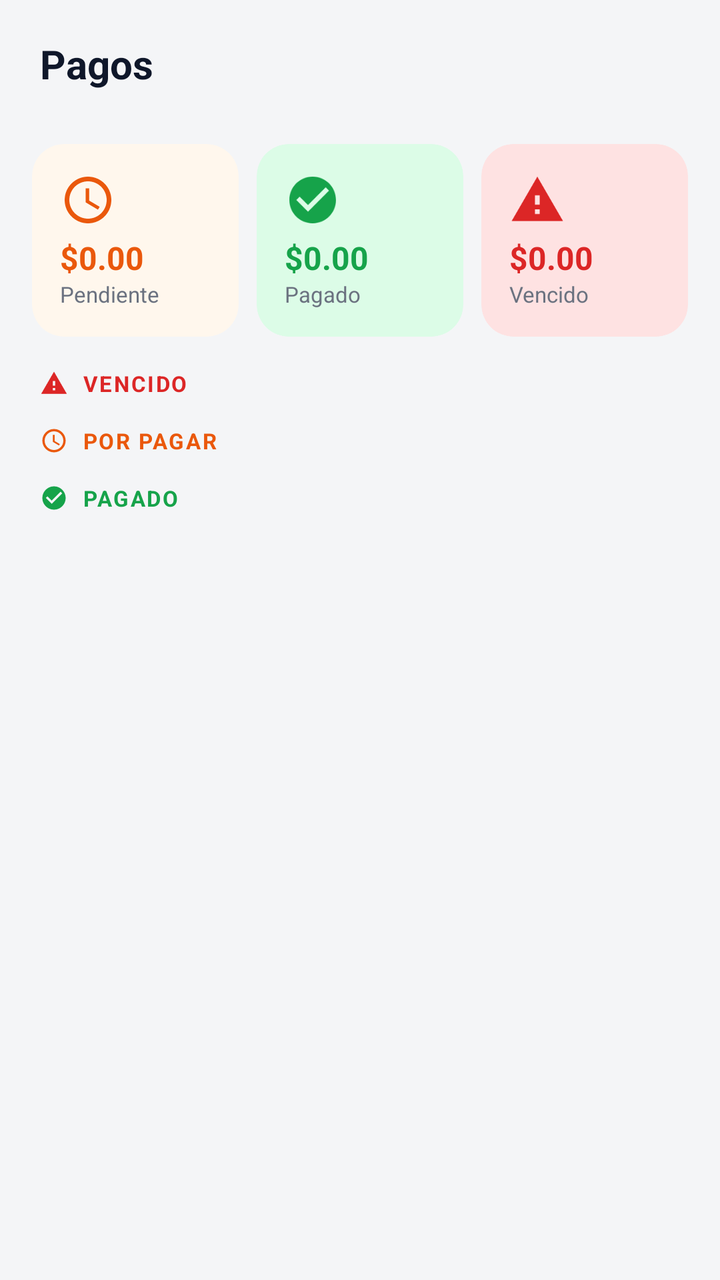
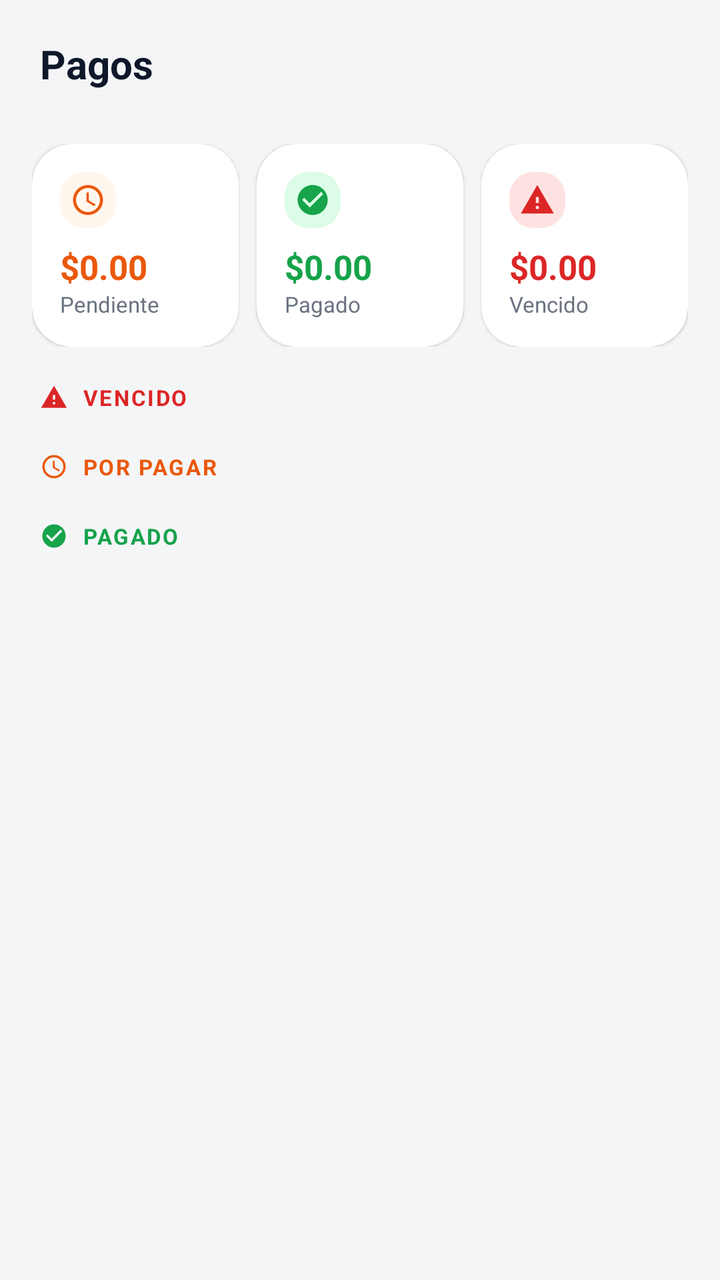

An Android layout rendered at two revisions. The XML below is the earlier revision; the diff shows what the commit changed to produce the second picture.
<!-- AndroidManifest.xml: application theme Theme.SubManager -->
<!-- res/layout/fragment_alertas.xml -->
<?xml version="1.0" encoding="utf-8"?>
<androidx.coordinatorlayout.widget.CoordinatorLayout
    xmlns:android="http://schemas.android.com/apk/res/android"
    xmlns:app="http://schemas.android.com/apk/res-auto"
    android:layout_width="match_parent"
    android:layout_height="match_parent"
    android:background="@color/background">

    
    <com.google.android.material.appbar.AppBarLayout
        android:id="@+id/appBarLayout"
        android:layout_width="match_parent"
        android:layout_height="wrap_content"
        android:background="@color/background"
        app:elevation="0dp">

        <androidx.appcompat.widget.Toolbar
            android:id="@+id/toolbarAlertas"
            android:layout_width="match_parent"
            android:layout_height="?attr/actionBarSize"
            android:background="@color/background"
            app:contentInsetStart="20dp">

            <TextView
                android:layout_width="wrap_content"
                android:layout_height="wrap_content"
                android:text="@string/nav_payments"
                android:textColor="@color/text_primary"
                android:textSize="20sp"
                android:textStyle="bold" />

        </androidx.appcompat.widget.Toolbar>
    </com.google.android.material.appbar.AppBarLayout>

    
    <androidx.core.widget.NestedScrollView
        android:layout_width="match_parent"
        android:layout_height="match_parent"
        android:overScrollMode="never"
        android:paddingBottom="90dp"
        android:clipToPadding="false"
        app:layout_behavior="@string/appbar_scrolling_view_behavior">

        <LinearLayout
            android:layout_width="match_parent"
            android:layout_height="wrap_content"
            android:orientation="vertical">

            
            <LinearLayout
                android:layout_width="match_parent"
                android:layout_height="wrap_content"
                android:orientation="horizontal"
                android:paddingHorizontal="16dp"
                android:paddingTop="8dp"
                android:paddingBottom="16dp">

                
                <androidx.cardview.widget.CardView
                    android:layout_width="0dp"
                    android:layout_height="wrap_content"
                    android:layout_weight="1"
                    android:layout_marginEnd="6dp"
                    app:cardCornerRadius="16dp"
                    app:cardElevation="0dp"
                    app:cardBackgroundColor="#FFF7ED">

                    <LinearLayout
                        android:layout_width="match_parent"
                        android:layout_height="wrap_content"
                        android:orientation="vertical"
                        android:padding="14dp">

                        <ImageView
                            android:layout_width="28dp"
                            android:layout_height="28dp"
                            android:src="@drawable/ic_clock"
                            android:tint="#EA580C"
                            android:contentDescription="@null" />

                        <TextView
                            android:id="@+id/tvTotalPendiente"
                            android:layout_width="wrap_content"
                            android:layout_height="wrap_content"
                            android:text="$0.00"
                            android:textColor="#EA580C"
                            android:textSize="16sp"
                            android:textStyle="bold"
                            android:layout_marginTop="4dp" />

                        <TextView
                            android:layout_width="wrap_content"
                            android:layout_height="wrap_content"
                            android:text="@string/status_pending"
                            android:textColor="@color/text_muted"
                            android:textSize="11sp" />
                    </LinearLayout>
                </androidx.cardview.widget.CardView>

                
                <androidx.cardview.widget.CardView
                    android:layout_width="0dp"
                    android:layout_height="wrap_content"
                    android:layout_weight="1"
                    android:layout_marginHorizontal="3dp"
                    app:cardCornerRadius="16dp"
                    app:cardElevation="0dp"
                    app:cardBackgroundColor="@color/success_bg">

                    <LinearLayout
                        android:layout_width="match_parent"
                        android:layout_height="wrap_content"
                        android:orientation="vertical"
                        android:padding="14dp">

                        <ImageView
                            android:layout_width="28dp"
                            android:layout_height="28dp"
                            android:src="@drawable/ic_check_circle"
                            android:tint="@color/success"
                            android:contentDescription="@null" />

                        <TextView
                            android:id="@+id/tvTotalPagado"
                            android:layout_width="wrap_content"
                            android:layout_height="wrap_content"
                            android:text="$0.00"
                            android:textColor="@color/success"
                            android:textSize="16sp"
                            android:textStyle="bold"
                            android:layout_marginTop="4dp" />

                        <TextView
                            android:layout_width="wrap_content"
                            android:layout_height="wrap_content"
                            android:text="@string/status_paid"
                            android:textColor="@color/text_muted"
                            android:textSize="11sp" />
                    </LinearLayout>
                </androidx.cardview.widget.CardView>

                
                <androidx.cardview.widget.CardView
                    android:layout_width="0dp"
                    android:layout_height="wrap_content"
                    android:layout_weight="1"
                    android:layout_marginStart="6dp"
                    app:cardCornerRadius="16dp"
                    app:cardElevation="0dp"
                    app:cardBackgroundColor="@color/error_bg">

                    <LinearLayout
                        android:layout_width="match_parent"
                        android:layout_height="wrap_content"
                        android:orientation="vertical"
                        android:padding="14dp">

                        <ImageView
                            android:layout_width="28dp"
                            android:layout_height="28dp"
                            android:src="@drawable/ic_warning"
                            android:tint="@color/error"
                            android:contentDescription="@null" />

                        <TextView
                            android:id="@+id/tvTotalVencido"
                            android:layout_width="wrap_content"
                            android:layout_height="wrap_content"
                            android:text="$0.00"
                            android:textColor="@color/error"
                            android:textSize="16sp"
                            android:textStyle="bold"
                            android:layout_marginTop="4dp" />

                        <TextView
                            android:layout_width="wrap_content"
                            android:layout_height="wrap_content"
                            android:text="@string/status_overdue"
                            android:textColor="@color/text_muted"
                            android:textSize="11sp" />
                    </LinearLayout>
                </androidx.cardview.widget.CardView>

            </LinearLayout>

            
            <LinearLayout
                android:id="@+id/sectionVencido"
                android:layout_width="match_parent"
                android:layout_height="wrap_content"
                android:orientation="vertical"
                android:layout_marginBottom="8dp">

                <LinearLayout
                    android:layout_width="match_parent"
                    android:layout_height="wrap_content"
                    android:orientation="horizontal"
                    android:gravity="center_vertical"
                    android:paddingHorizontal="20dp"
                    android:paddingBottom="6dp">

                    <ImageView
                        android:layout_width="14dp"
                        android:layout_height="14dp"
                        android:src="@drawable/ic_warning"
                        android:tint="@color/error"
                        android:contentDescription="@null" />

                    <TextView
                        android:layout_width="wrap_content"
                        android:layout_height="wrap_content"
                        android:text="  VENCIDO"
                        android:textColor="@color/error"
                        android:textSize="11sp"
                        android:textStyle="bold"
                        android:letterSpacing="0.08" />
                </LinearLayout>

                <androidx.cardview.widget.CardView
                    android:layout_width="match_parent"
                    android:layout_height="wrap_content"
                    android:layout_marginHorizontal="16dp"
                    app:cardCornerRadius="16dp"
                    app:cardElevation="1dp"
                    app:cardBackgroundColor="@color/surface">

                    <androidx.recyclerview.widget.RecyclerView
                        android:id="@+id/rvVencido"
                        android:layout_width="match_parent"
                        android:layout_height="wrap_content"
                        android:nestedScrollingEnabled="false"
                        android:overScrollMode="never" />

                </androidx.cardview.widget.CardView>
            </LinearLayout>

            
            <LinearLayout
                android:id="@+id/sectionPendiente"
                android:layout_width="match_parent"
                android:layout_height="wrap_content"
                android:orientation="vertical"
                android:layout_marginBottom="8dp">

                <LinearLayout
                    android:layout_width="match_parent"
                    android:layout_height="wrap_content"
                    android:orientation="horizontal"
                    android:gravity="center_vertical"
                    android:paddingHorizontal="20dp"
                    android:paddingBottom="6dp">

                    <ImageView
                        android:layout_width="14dp"
                        android:layout_height="14dp"
                        android:src="@drawable/ic_clock"
                        android:tint="#EA580C"
                        android:contentDescription="@null" />

                    <TextView
                        android:layout_width="wrap_content"
                        android:layout_height="wrap_content"
                        android:text="  POR PAGAR"
                        android:textColor="#EA580C"
                        android:textSize="11sp"
                        android:textStyle="bold"
                        android:letterSpacing="0.08" />
                </LinearLayout>

                <androidx.cardview.widget.CardView
                    android:layout_width="match_parent"
                    android:layout_height="wrap_content"
                    android:layout_marginHorizontal="16dp"
                    app:cardCornerRadius="16dp"
                    app:cardElevation="1dp"
                    app:cardBackgroundColor="@color/surface">

                    <androidx.recyclerview.widget.RecyclerView
                        android:id="@+id/rvPendiente"
                        android:layout_width="match_parent"
                        android:layout_height="wrap_content"
                        android:nestedScrollingEnabled="false"
                        android:overScrollMode="never" />

                </androidx.cardview.widget.CardView>
            </LinearLayout>

            
            <LinearLayout
                android:id="@+id/sectionPagado"
                android:layout_width="match_parent"
                android:layout_height="wrap_content"
                android:orientation="vertical"
                android:layout_marginBottom="8dp">

                <LinearLayout
                    android:layout_width="match_parent"
                    android:layout_height="wrap_content"
                    android:orientation="horizontal"
                    android:gravity="center_vertical"
                    android:paddingHorizontal="20dp"
                    android:paddingBottom="6dp">

                    <ImageView
                        android:layout_width="14dp"
                        android:layout_height="14dp"
                        android:src="@drawable/ic_check_circle"
                        android:tint="@color/success"
                        android:contentDescription="@null" />

                    <TextView
                        android:layout_width="wrap_content"
                        android:layout_height="wrap_content"
                        android:text="  PAGADO"
                        android:textColor="@color/success"
                        android:textSize="11sp"
                        android:textStyle="bold"
                        android:letterSpacing="0.08" />
                </LinearLayout>

                <androidx.cardview.widget.CardView
                    android:layout_width="match_parent"
                    android:layout_height="wrap_content"
                    android:layout_marginHorizontal="16dp"
                    app:cardCornerRadius="16dp"
                    app:cardElevation="1dp"
                    app:cardBackgroundColor="@color/surface">

                    <androidx.recyclerview.widget.RecyclerView
                        android:id="@+id/rvPagado"
                        android:layout_width="match_parent"
                        android:layout_height="wrap_content"
                        android:nestedScrollingEnabled="false"
                        android:overScrollMode="never" />

                </androidx.cardview.widget.CardView>
            </LinearLayout>

            
            <LinearLayout
                android:id="@+id/emptyStateAlertas"
                android:layout_width="match_parent"
                android:layout_height="wrap_content"
                android:orientation="vertical"
                android:gravity="center"
                android:padding="40dp"
                android:visibility="gone">

                <ImageView
                    android:layout_width="80dp"
                    android:layout_height="80dp"
                    android:src="@drawable/ic_check_circle"
                    android:tint="@color/success"
                    android:contentDescription="@null" />

                <TextView
                    android:layout_width="wrap_content"
                    android:layout_height="wrap_content"
                    android:text="@string/empty_payments_title"
                    android:textColor="@color/text_primary"
                    android:textSize="18sp"
                    android:textStyle="bold"
                    android:gravity="center"
                    android:layout_marginTop="16dp" />

                <TextView
                    android:layout_width="wrap_content"
                    android:layout_height="wrap_content"
                    android:text="@string/empty_payments_body"
                    android:textColor="@color/text_muted"
                    android:textSize="13sp"
                    android:gravity="center"
                    android:layout_marginTop="8dp" />

            </LinearLayout>

        </LinearLayout>
    </androidx.core.widget.NestedScrollView>

</androidx.coordinatorlayout.widget.CoordinatorLayout>
<!-- resources referenced by this layout -->
<resources>
  <color name="background">#F4F5F7</color>
  <color name="error">#DC2626</color>
  <color name="error_bg">#FEE2E2</color>
  <color name="success">#16A34A</color>
  <color name="success_bg">#DCFCE7</color>
  <color name="surface">#FFFFFF</color>
  <color name="text_muted">#6B7280</color>
  <color name="text_primary">#0F172A</color>
  <!-- drawable ic_check_circle (drawable) -->
  <vector xmlns:android="http://schemas.android.com/apk/res/android"
      android:width="24dp" android:height="24dp"
      android:viewportWidth="24" android:viewportHeight="24">
    <path android:fillColor="#FF000000"
        android:pathData="M12,2C6.48,2 2,6.48 2,12s4.48,10 10,10 10,-4.48 10,-10S17.52,2 12,2zM10,17l-5,-5 1.41,-1.41L10,14.17l7.59,-7.59L19,8l-9,9z"/>
  </vector>
  <!-- drawable ic_clock (drawable) -->
  <vector xmlns:android="http://schemas.android.com/apk/res/android"
      android:width="24dp" android:height="24dp"
      android:viewportWidth="24" android:viewportHeight="24">
    <path android:fillColor="#FF000000"
        android:pathData="M11.99,2C6.47,2 2,6.48 2,12s4.47,10 9.99,10C17.52,22 22,17.52 22,12S17.52,2 11.99,2zM12,20c-4.42,0 -8,-3.58 -8,-8s3.58,-8 8,-8 8,3.58 8,8 -3.58,8 -8,8zM12.5,7H11v6l5.25,3.15 0.75,-1.23 -4.5,-2.67z"/>
  </vector>
  <!-- drawable ic_warning (drawable) -->
  <vector xmlns:android="http://schemas.android.com/apk/res/android"
      android:width="24dp" android:height="24dp"
      android:viewportWidth="24" android:viewportHeight="24">
    <path android:fillColor="#FF000000"
        android:pathData="M1,21h22L12,2 1,21zM13,18h-2v-2h2v2zM13,14h-2v-4h2v4z"/>
  </vector>
  <string name="empty_payments_body">¡Estás al día! No tienes pagos pendientes este mes. 🎉</string>
  <string name="empty_payments_title">No hay pagos pendientes</string>
  <string name="nav_payments">Pagos</string>
  <string name="status_overdue">Vencido</string>
  <string name="status_paid">Pagado</string>
  <string name="status_pending">Pendiente</string>
  <style name="Theme.SubManager" parent="Base.Theme.SubManager" />
  <color name="primary">#2563EB</color>
  <color name="primary_dark">#1D4ED8</color>
  <color name="text_on_primary">#FFFFFF</color>
  <color name="accent_purple">#7C3AED</color>
  <color name="accent_pink">#EC4899</color>
  <style name="BottomNavStyle" parent="Widget.Material3.BottomNavigationView">
          
          <item name="android:background">@drawable/bg_bottom_nav</item>
          
          <item name="elevation">12dp</item>
      </style>
  <!-- drawable bg_bottom_nav (drawable) -->
  <?xml version="1.0" encoding="utf-8"?>
  <shape xmlns:android="http://schemas.android.com/apk/res/android">
      <solid android:color="@color/surface" />
      <corners
          android:topLeftRadius="28dp"
          android:topRightRadius="28dp" />
  </shape>
  <!-- unchanged entries left out for length: 1 -->
</resources>

<!-- the commit's change to res/layout/fragment_alertas.xml (unified diff, before → after) -->
@@ -53,7 +53,7 @@
                 android:orientation="horizontal"
                 android:paddingHorizontal="16dp"
                 android:paddingTop="8dp"
-                android:paddingBottom="16dp">
+                android:paddingBottom="18dp">
 
                 
                 <androidx.cardview.widget.CardView
@@ -61,9 +61,9 @@
                     android:layout_height="wrap_content"
                     android:layout_weight="1"
                     android:layout_marginEnd="6dp"
-                    app:cardCornerRadius="16dp"
-                    app:cardElevation="0dp"
-                    app:cardBackgroundColor="#FFF7ED">
+                    app:cardCornerRadius="20dp"
+                    app:cardElevation="1dp"
+                    app:cardBackgroundColor="@color/surface">
 
                     <LinearLayout
                         android:layout_width="match_parent"
@@ -74,6 +74,9 @@
                         <ImageView
                             android:layout_width="28dp"
                             android:layout_height="28dp"
+                            android:background="@drawable/bg_status_badge"
+                            android:backgroundTint="@color/warning_bg"
+                            android:padding="5dp"
                             android:src="@drawable/ic_clock"
                             android:tint="#EA580C"
                             android:contentDescription="@null" />
@@ -84,9 +87,9 @@
                             android:layout_height="wrap_content"
                             android:text="$0.00"
                             android:textColor="#EA580C"
-                            android:textSize="16sp"
+                            android:textSize="17sp"
                             android:textStyle="bold"
-                            android:layout_marginTop="4dp" />
+                            android:layout_marginTop="8dp" />
 
                         <TextView
                             android:layout_width="wrap_content"
@@ -103,9 +106,9 @@
                     android:layout_height="wrap_content"
                     android:layout_weight="1"
                     android:layout_marginHorizontal="3dp"
-                    app:cardCornerRadius="16dp"
-                    app:cardElevation="0dp"
-                    app:cardBackgroundColor="@color/success_bg">
+                    app:cardCornerRadius="20dp"
+                    app:cardElevation="1dp"
+                    app:cardBackgroundColor="@color/surface">
 
                     <LinearLayout
                         android:layout_width="match_parent"
@@ -116,6 +119,9 @@
                         <ImageView
                             android:layout_width="28dp"
                             android:layout_height="28dp"
+                            android:background="@drawable/bg_status_badge"
+                            android:backgroundTint="@color/success_bg"
+                            android:padding="5dp"
                             android:src="@drawable/ic_check_circle"
                             android:tint="@color/success"
                             android:contentDescription="@null" />
@@ -126,9 +132,9 @@
                             android:layout_height="wrap_content"
                             android:text="$0.00"
                             android:textColor="@color/success"
-                            android:textSize="16sp"
+                            android:textSize="17sp"
                             android:textStyle="bold"
-                            android:layout_marginTop="4dp" />
+                            android:layout_marginTop="8dp" />
 
                         <TextView
                             android:layout_width="wrap_content"
@@ -145,9 +151,9 @@
                     android:layout_height="wrap_content"
                     android:layout_weight="1"
                     android:layout_marginStart="6dp"
-                    app:cardCornerRadius="16dp"
-                    app:cardElevation="0dp"
-                    app:cardBackgroundColor="@color/error_bg">
+                    app:cardCornerRadius="20dp"
+                    app:cardElevation="1dp"
+                    app:cardBackgroundColor="@color/surface">
 
                     <LinearLayout
                         android:layout_width="match_parent"
@@ -158,6 +164,9 @@
                         <ImageView
                             android:layout_width="28dp"
                             android:layout_height="28dp"
+                            android:background="@drawable/bg_status_badge"
+                            android:backgroundTint="@color/error_bg"
+                            android:padding="5dp"
                             android:src="@drawable/ic_warning"
                             android:tint="@color/error"
                             android:contentDescription="@null" />
@@ -168,9 +177,9 @@
                             android:layout_height="wrap_content"
                             android:text="$0.00"
                             android:textColor="@color/error"
-                            android:textSize="16sp"
+                            android:textSize="17sp"
                             android:textStyle="bold"
-                            android:layout_marginTop="4dp" />
+                            android:layout_marginTop="8dp" />
 
                         <TextView
                             android:layout_width="wrap_content"
@@ -189,7 +198,7 @@
                 android:layout_width="match_parent"
                 android:layout_height="wrap_content"
                 android:orientation="vertical"
-                android:layout_marginBottom="8dp">
+                android:layout_marginBottom="12dp">
 
                 <LinearLayout
                     android:layout_width="match_parent"
@@ -197,7 +206,7 @@
                     android:orientation="horizontal"
                     android:gravity="center_vertical"
                     android:paddingHorizontal="20dp"
-                    android:paddingBottom="6dp">
+                    android:paddingBottom="8dp">
 
                     <ImageView
                         android:layout_width="14dp"
@@ -220,7 +229,7 @@
                     android:layout_width="match_parent"
                     android:layout_height="wrap_content"
                     android:layout_marginHorizontal="16dp"
-                    app:cardCornerRadius="16dp"
+                    app:cardCornerRadius="20dp"
                     app:cardElevation="1dp"
                     app:cardBackgroundColor="@color/surface">
 
@@ -240,7 +249,7 @@
                 android:layout_width="match_parent"
                 android:layout_height="wrap_content"
                 android:orientation="vertical"
-                android:layout_marginBottom="8dp">
+                android:layout_marginBottom="12dp">
 
                 <LinearLayout
                     android:layout_width="match_parent"
@@ -248,7 +257,7 @@
                     android:orientation="horizontal"
                     android:gravity="center_vertical"
                     android:paddingHorizontal="20dp"
-                    android:paddingBottom="6dp">
+                    android:paddingBottom="8dp">
 
                     <ImageView
                         android:layout_width="14dp"
@@ -271,7 +280,7 @@
                     android:layout_width="match_parent"
                     android:layout_height="wrap_content"
                     android:layout_marginHorizontal="16dp"
-                    app:cardCornerRadius="16dp"
+                    app:cardCornerRadius="20dp"
                     app:cardElevation="1dp"
                     app:cardBackgroundColor="@color/surface">
 
@@ -291,7 +300,7 @@
                 android:layout_width="match_parent"
                 android:layout_height="wrap_content"
                 android:orientation="vertical"
-                android:layout_marginBottom="8dp">
+                android:layout_marginBottom="12dp">
 
                 <LinearLayout
                     android:layout_width="match_parent"
@@ -299,7 +308,7 @@
                     android:orientation="horizontal"
                     android:gravity="center_vertical"
                     android:paddingHorizontal="20dp"
-                    android:paddingBottom="6dp">
+                    android:paddingBottom="8dp">
 
                     <ImageView
                         android:layout_width="14dp"
@@ -322,7 +331,7 @@
                     android:layout_width="match_parent"
                     android:layout_height="wrap_content"
                     android:layout_marginHorizontal="16dp"
-                    app:cardCornerRadius="16dp"
+                    app:cardCornerRadius="20dp"
                     app:cardElevation="1dp"
                     app:cardBackgroundColor="@color/surface">
 
<!-- resource entries referenced after the edit -->
@@ -8,6 +8,14 @@
   <color name="surface">#FFFFFF</color>
   <color name="text_muted">#6B7280</color>
   <color name="text_primary">#0F172A</color>
+  <color name="warning_bg">#FFF7ED</color>
+  <!-- drawable bg_status_badge (drawable) -->
+  <?xml version="1.0" encoding="utf-8"?>
+  <shape xmlns:android="http://schemas.android.com/apk/res/android"
+      android:shape="rectangle">
+      <solid android:color="@color/success_bg" />
+      <corners android:radius="12dp" />
+  </shape>
   <!-- drawable ic_check_circle (drawable) -->
   <vector xmlns:android="http://schemas.android.com/apk/res/android"
       android:width="24dp" android:height="24dp"
@@ -29,7 +37,7 @@
     <path android:fillColor="#FF000000"
         android:pathData="M1,21h22L12,2 1,21zM13,18h-2v-2h2v2zM13,14h-2v-4h2v4z"/>
   </vector>
-  <string name="empty_payments_body">¡Estás al día! No tienes pagos pendientes este mes. 🎉</string>
+  <string name="empty_payments_body">¡Estás al día! No tienes pagos pendientes este mes.</string>
   <string name="empty_payments_title">No hay pagos pendientes</string>
   <string name="nav_payments">Pagos</string>
   <string name="status_overdue">Vencido</string>
